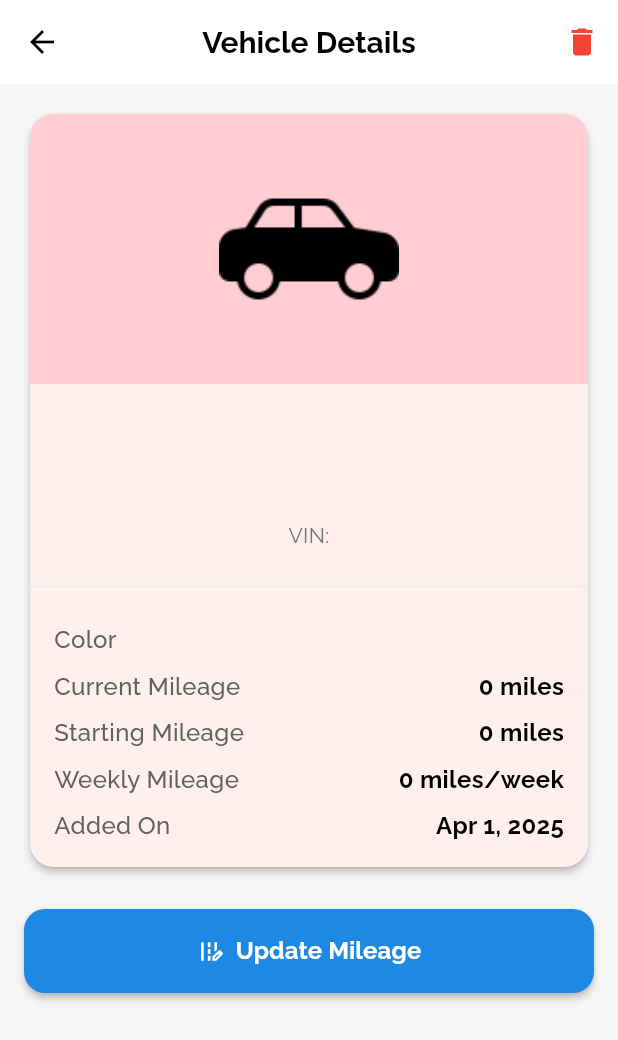
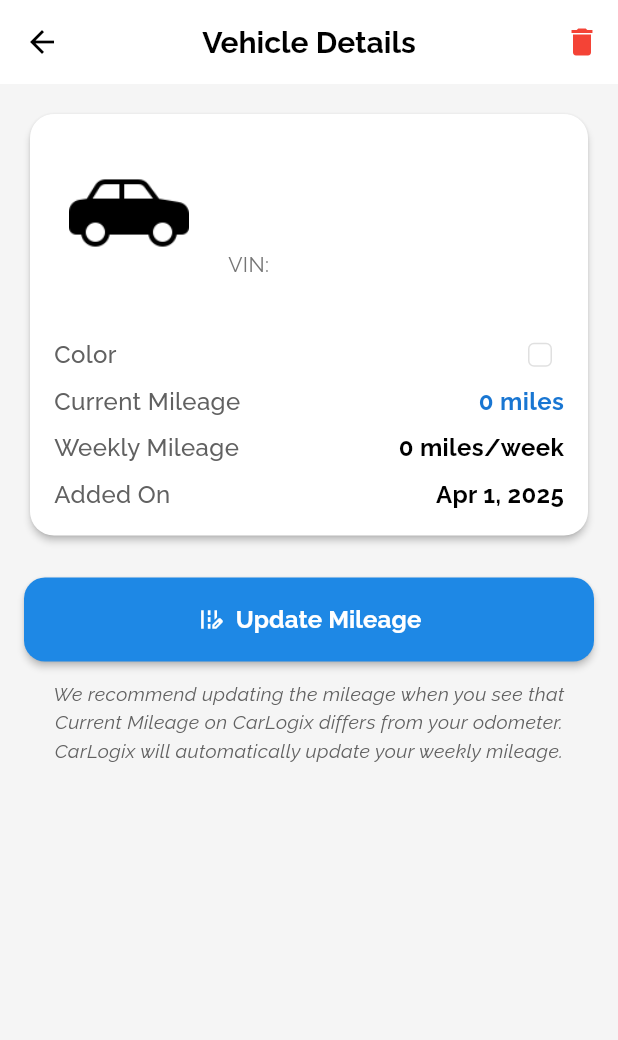
Before and after one commit to jayb24/carlogixmobile, a Flutter app: the VehicleDetailsPage screen opened directly with empty values, on a phone screen of 412 x 824 dp. Shown: the top 1040 px of the screen. Run offline on Flutter 3.47's test engine with Material 3 defaults, Android fonts, the phone set to English and light mode, and no system bars; our stand-ins replace flutter_secure_storage, fluttertoast, google_fonts; accounts and stored records are empty; network calls fail.

Commit message:
minor formatting changes

```diff
--- a/lib/pages/home/home.dart
+++ b/lib/pages/home/home.dart
@@ -251,14 +251,26 @@ class _HomeState extends State<Home> {
                   ),
 
                   // Add Vehicle Button
-                  ElevatedButton(
+                  ElevatedButton.icon(
                     style: ElevatedButton.styleFrom(
-                      backgroundColor: const Color.fromARGB(255, 219, 21, 21),
+                      backgroundColor: Colors.red, // Change from red to blue
+                      foregroundColor: Colors.white,
+                      padding: const EdgeInsets.symmetric(vertical: 16, horizontal: 24),
                       shape: RoundedRectangleBorder(
                         borderRadius: BorderRadius.circular(14),
                       ),
-                      minimumSize: const Size(double.infinity, 50),
-                      elevation: 0,
+                      elevation: 2, // Add subtle elevation
+                      minimumSize: const Size(double.infinity, 56), // Match the height
+                    ),
+                    icon: const Icon(Icons.add), // Add an icon to match the icon style
+                    label: Text(
+                      "Add Vehicle",
+                      style: GoogleFonts.raleway(
+                        textStyle: const TextStyle(
+                          fontWeight: FontWeight.bold, // Make text bold
+                          fontSize: 16,
+                        ),
+                      ),
                     ),
                     onPressed: () async {
                       // Navigate to add vehicle page and wait for result
@@ -272,16 +284,6 @@ class _HomeState extends State<Home> {
                         _loadVehicles();
                       }
                     },
-                    child: Text(
-                      "Add Vehicle",
-                      style: GoogleFonts.raleway(
-                        textStyle: const TextStyle(
-                          color: Colors.white,
-                          fontWeight: FontWeight.normal,
-                          fontSize: 16
-                        )
-                      ),
-                    ),
                   ),
                 ],
               ),
@@ -290,7 +292,6 @@ class _HomeState extends State<Home> {
     );
   }
 
-  // Update this method to properly format mileage and fix all deprecated color properties
   Widget _buildVehicleCard(Map<String, dynamic> vehicle) {
     // Extract vehicle data, handle both string and int types
     final make = vehicle['make'] ?? '';
@@ -360,7 +361,7 @@ class _HomeState extends State<Home> {
                   width: 50,
                   height: 50,
                   decoration: BoxDecoration(
-                    color: Colors.red.shade50,
+                    color: Colors.grey.shade200,
                     borderRadius: BorderRadius.circular(10),
                   ),
                   child: Center(
--- a/lib/pages/vehicle/vehicle_details.dart
+++ b/lib/pages/vehicle/vehicle_details.dart
@@ -96,7 +96,6 @@ class _VehicleDetailsPageState extends State<VehicleDetailsPage> {
     final color = _vehicle['color'] ?? 'Unknown';
     final vin = _vehicle['vin'] ?? 'Unknown';
     final totalMileage = _formatMileage(_vehicle['totalMileage']);
-    final startingMileage = _formatMileage(_vehicle['startingMileage']);
     final addedAt = _formatDate(_vehicle['addedAt']);
     final updatedAt = _formatDate(_vehicle['updatedAt']);
     final rateOfChange = _formatRateOfChange(_vehicle['rateOfChange']);
@@ -144,34 +143,45 @@ class _VehicleDetailsPageState extends State<VehicleDetailsPage> {
                     // Main Vehicle Card
                     Card(
                       elevation: 2,
+                      color: Colors.white,
                       shape: RoundedRectangleBorder(
                         borderRadius: BorderRadius.circular(16),
                       ),
                       child: Column(
                         crossAxisAlignment: CrossAxisAlignment.stretch,
                         children: [
-                          // Car Image
+                          // Car Image and Basic Info - Horizontal Layout
+                          Padding(
+                            padding: const EdgeInsets.all(16),
+                            child: Row(
+                              crossAxisAlignment: CrossAxisAlignment.center,
+                              children: [
+                                // Car Image on the left
                                 Container(
-                            height: 180,
+                                  width: 100,
+                                  height: 100,
                                   decoration: BoxDecoration(
-                              color: Colors.red.shade100,
-                              borderRadius: const BorderRadius.vertical(
-                                top: Radius.circular(16),
-                              ),
+                                    color: Colors.white,
+                                    borderRadius: BorderRadius.circular(12),
                                   ),
                                   child: Center(
                                     child: Image.asset(
                                       VehicleIconHelper.getVehicleImageFromData(_vehicle),
-                                height: 120,
+                                      height: 80,
                                       fit: BoxFit.contain,
                                     ),
                                   ),
                                 ),
 
-                          // Vehicle Name
-                          Padding(
-                            padding: const EdgeInsets.fromLTRB(16, 16, 16, 0),
-                            child: Text(
+                                // Space between image and details
+                                const SizedBox(width: 16),
+
+                                // Make, Model, Year and VIN on the right
+                                Expanded(
+                                  child: Column(
+                                    crossAxisAlignment: CrossAxisAlignment.start,
+                                    children: [
+                                      Text(
                                         '$make $model',
                                         style: GoogleFonts.raleway(
                                           textStyle: const TextStyle(
@@ -179,29 +189,19 @@ class _VehicleDetailsPageState extends State<VehicleDetailsPage> {
                                             fontWeight: FontWeight.bold,
                                           ),
                                         ),
-                              textAlign: TextAlign.center,
                                       ),
-                          ),
-
-                          // Year
-                          Padding(
-                            padding: const EdgeInsets.fromLTRB(16, 8, 16, 0),
-                            child: Text(
+                                      const SizedBox(height: 4),
+                                      Text(
                                         year,
                                         style: GoogleFonts.raleway(
                                           textStyle: TextStyle(
-                                  fontSize: 20,
+                                            fontSize: 18,
                                             color: Colors.grey.shade700,
                                           ),
                                         ),
-                              textAlign: TextAlign.center,
                                       ),
-                          ),
-
-                          // VIN
-                          Padding(
-                            padding: const EdgeInsets.fromLTRB(16, 4, 16, 16),
-                            child: Text(
+                                      const SizedBox(height: 4),
+                                      Text(
                                         'VIN: $vin',
                                         style: GoogleFonts.raleway(
                                           textStyle: TextStyle(
@@ -209,24 +209,70 @@ class _VehicleDetailsPageState extends State<VehicleDetailsPage> {
                                             color: Colors.grey.shade600,
                                           ),
                                         ),
-                              textAlign: TextAlign.center,
+                                      ),
+                                    ],
+                                  ),
+                                ),
+                              ],
                             ),
                           ),
 
                           // Divider
-                          Divider(thickness: 1, color: Colors.grey.shade200),
+                          const Divider(
+                            height: 1,
+                            color: Colors.white,
+                          ),
 
-                          // Vehicle Details
+                          // Vehicle Details (keep the rest of the details section the same)
                           Padding(
                             padding: const EdgeInsets.all(16),
                             child: Column(
                               crossAxisAlignment: CrossAxisAlignment.start,
                               children: [
-                                _buildDetailRow('Color', color),
+                                // Color with visual indicator
+                                Row(
+                                  mainAxisAlignment: MainAxisAlignment.spaceBetween,
+                                  children: [
+                                    Text(
+                                      'Color',
+                                      style: GoogleFonts.raleway(
+                                        textStyle: TextStyle(
+                                          color: Colors.grey.shade700,
+                                          fontSize: 16,
+                                          fontWeight: FontWeight.w500,
+                                        ),
+                                      ),
+                                    ),
+                                    Row(
+                                      children: [
+                                        // Color box
+                                        Container(
+                                          width: 16,
+                                          height: 16,
+                                          margin: const EdgeInsets.only(right: 8),
+                                          decoration: BoxDecoration(
+                                            color: _getColorFromName(color),
+                                            border: Border.all(color: Colors.grey.shade300),
+                                            borderRadius: BorderRadius.circular(4),
+                                          ),
+                                        ),
+                                        // Color text
+                                        Text(
+                                          color,
+                                          style: GoogleFonts.raleway(
+                                            textStyle: const TextStyle(
+                                              color: Colors.black,
+                                              fontSize: 16,
+                                              fontWeight: FontWeight.bold,
+                                            ),
+                                          ),
+                                        ),
+                                      ],
+                                    ),
+                                  ],
+                                ),
                                 const SizedBox(height: 8),
-                                _buildDetailRow('Current Mileage', '$totalMileage miles'),
-                                const SizedBox(height: 8),
-                                _buildDetailRow('Starting Mileage', '$startingMileage miles'),
+                                _buildDetailRow('Current Mileage', '$totalMileage miles', highlightValue: true),
                                 const SizedBox(height: 8),
                                 _buildDetailRow('Weekly Mileage', '$rateOfChange miles/week'),
                                 const SizedBox(height: 8),
@@ -245,7 +291,7 @@ class _VehicleDetailsPageState extends State<VehicleDetailsPage> {
                       ),
                     ),
 
-                    // Update Mileage Button
+                    // Update Mileage Button and Info Text
                     const SizedBox(height: 24),
                     ElevatedButton.icon(
                       style: ElevatedButton.styleFrom(
@@ -273,6 +319,22 @@ class _VehicleDetailsPageState extends State<VehicleDetailsPage> {
                       },
                     ),
 
+                    // Information text about mileage updates
+                    Padding(
+                      padding: const EdgeInsets.fromLTRB(16, 12, 16, 0),
+                      child: Text(
+                        "We recommend updating the mileage when you see that Current Mileage on CarLogix differs from your odometer. CarLogix will automatically update your weekly mileage.",
+                        style: GoogleFonts.raleway(
+                          textStyle: TextStyle(
+                            fontSize: 13,
+                            color: Colors.grey.shade700,
+                            fontStyle: FontStyle.italic,
+                          ),
+                        ),
+                        textAlign: TextAlign.center,
+                      ),
+                    ),
+
                     const SizedBox(height: 24),
                   ],
                 ),
@@ -281,7 +343,7 @@ class _VehicleDetailsPageState extends State<VehicleDetailsPage> {
     );
   }
 
-  Widget _buildDetailRow(String label, String value) {
+  Widget _buildDetailRow(String label, String value, {bool highlightValue = false}) {
     return Row(
       mainAxisAlignment: MainAxisAlignment.spaceBetween,
       children: [
@@ -298,8 +360,9 @@ class _VehicleDetailsPageState extends State<VehicleDetailsPage> {
         Text(
           value,
           style: GoogleFonts.raleway(
-            textStyle: const TextStyle(
-              color: Colors.black,
+            textStyle: TextStyle(
+              // Use blue color for highlighted values (like current mileage)
+              color: highlightValue ? Colors.blue.shade700 : Colors.black,
               fontSize: 16,
               fontWeight: FontWeight.bold,
             ),
@@ -324,6 +387,7 @@ class _VehicleDetailsPageState extends State<VehicleDetailsPage> {
         return StatefulBuilder(
           builder: (context, setState) {
             return AlertDialog(
+              backgroundColor: Colors.white,
               shape: RoundedRectangleBorder(
                 borderRadius: BorderRadius.circular(16),
               ),
@@ -535,6 +599,7 @@ class _VehicleDetailsPageState extends State<VehicleDetailsPage> {
       context: context,
       builder: (BuildContext context) {
         return AlertDialog(
+          backgroundColor: Colors.white,
           shape: RoundedRectangleBorder(
             borderRadius: BorderRadius.circular(16),
           ),
@@ -640,6 +705,35 @@ class _VehicleDetailsPageState extends State<VehicleDetailsPage> {
     }
   }
 
-
+  Color _getColorFromName(String colorName) {
+    switch (colorName.toLowerCase()) {
+      case 'black':
+        return Colors.black;
+      case 'white':
+        return Colors.white;
+      case 'red':
+        return Colors.red;
+      case 'blue':
+        return Colors.blue;
+      case 'green':
+        return Colors.green;
+      case 'yellow':
+        return Colors.yellow;
+      case 'grey':
+        return Colors.grey;
+      case 'silver':
+        return Colors.grey.shade300;
+      case 'brown':
+        return Colors.brown;
+      case 'orange':
+        return Colors.orange;
+      case 'purple':
+        return Colors.purple;
+      case 'quicksand':
+        return Colors.brown.shade200;
+      default:
+        return Colors.transparent;
+    }
+  }
 
 }
```
Lines whose indentation alone changed are shown as unchanged.
